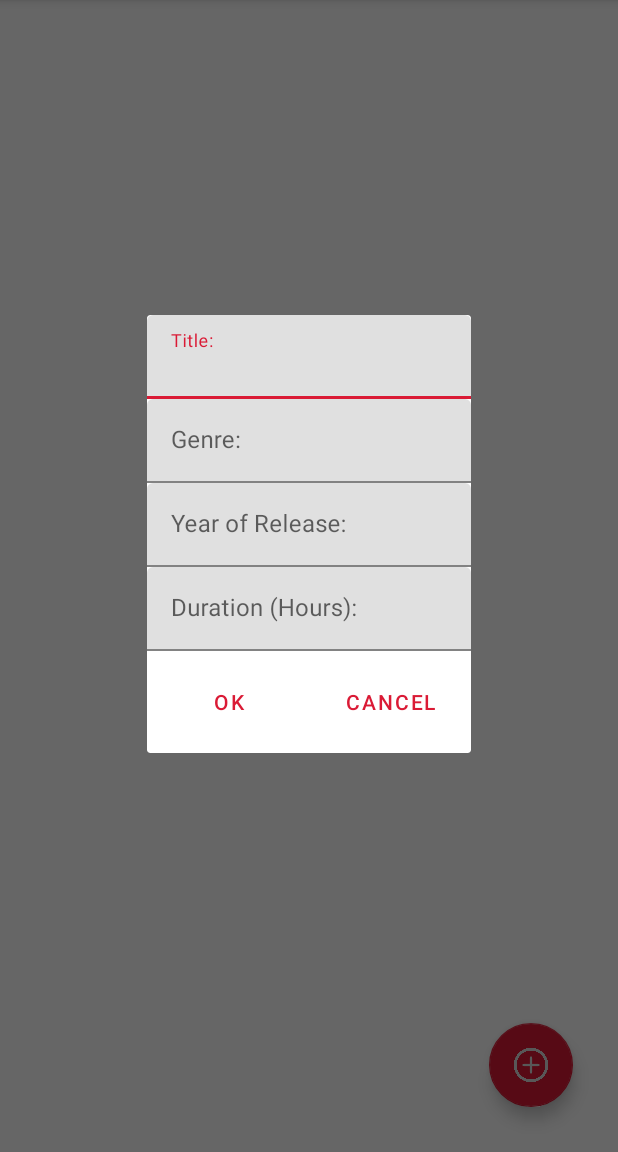
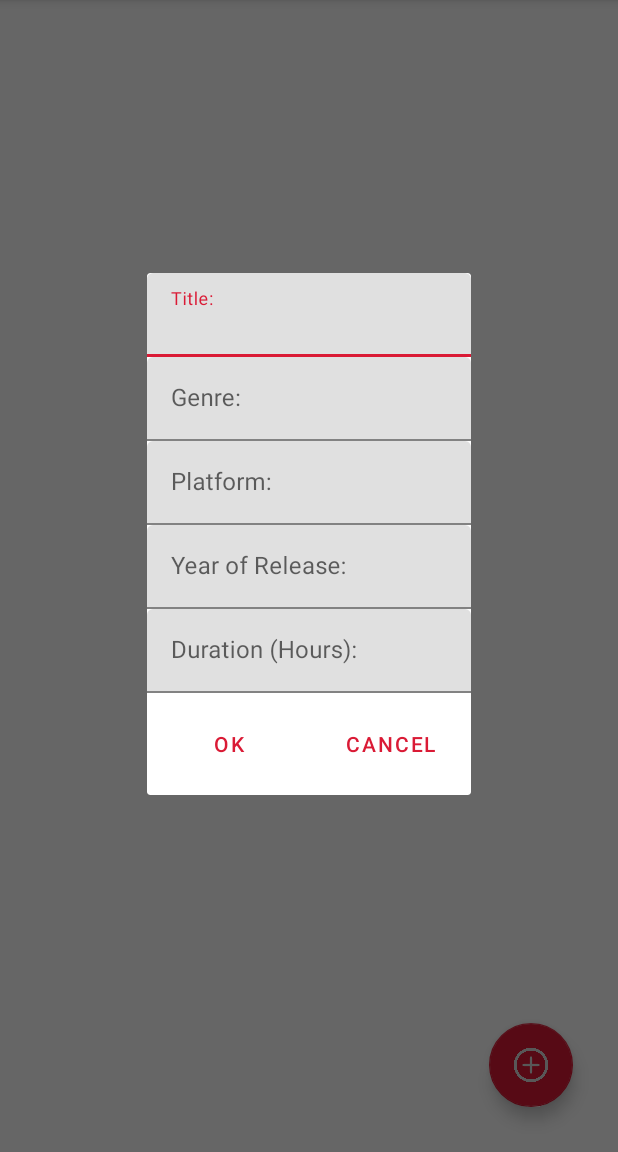
Before and after one commit to StratosMylonas/Backlogger, an Android app: the screen it shows after launch (MainActivity), after a tap on "Add Button", on a phone screen of 412 x 824 dp, the part 84-1236 px from its top. Run offline under Robolectric (Android 15) with nearby library versions, the phone set to English and light mode, and no system bars.

Commit message:
working on add new video game

```diff
--- a/app/src/main/java/com/stratos/backlogger/DatabaseManager.java
+++ b/app/src/main/java/com/stratos/backlogger/DatabaseManager.java
@@ -15,12 +15,12 @@ public class DatabaseManager extends SQLiteOpenHelper {
     public static final String TABLE_MOVIES = "movies";
 
     public DatabaseManager(Context context) {
-        super(context, DATABASE_NAME, null, 4);
+        super(context, DATABASE_NAME, null, 6);
     }
 
     @Override
     public void onCreate(SQLiteDatabase db) {
-        db.execSQL("create table " + TABLE_VIDEO_GAMES + " (id integer primary key autoincrement, name text, genre text, platform text, yearOfRelease integer, durationHours integer)");
+        db.execSQL("create table " + TABLE_VIDEO_GAMES + " (id integer primary key autoincrement, title text, genre text, platform text, yearOfRelease integer, durationHours integer)");
         db.execSQL("create table " + TABLE_TV_SERIES + " (id integer primary key autoincrement, name text, genre text, yearsRunning text, amountOfEpisodes integer)");
         db.execSQL("create table " + TABLE_MOVIES + " (id integer primary key autoincrement, name text, genre text, yearOfRealease integer, durationMinutes integer)");
     }
--- a/app/src/main/java/com/stratos/backlogger/MainActivity.java
+++ b/app/src/main/java/com/stratos/backlogger/MainActivity.java
@@ -1,19 +1,14 @@
 package com.stratos.backlogger;
-
-import androidx.appcompat.app.AlertDialog;
-import androidx.appcompat.app.AppCompatActivity;
 
 import android.app.Dialog;
 import android.database.Cursor;
-import android.icu.text.CaseMap;
 import android.os.Bundle;
 import android.view.View;
-import android.view.Window;
 import android.widget.Button;
-import android.widget.EditText;
 import android.widget.ListView;
-import android.widget.TextView;
 import android.widget.Toast;
+
+import androidx.appcompat.app.AppCompatActivity;
 
 import com.google.android.material.floatingactionbutton.FloatingActionButton;
 import com.google.android.material.textfield.TextInputEditText;
@@ -37,9 +32,7 @@ public class MainActivity extends AppCompatActivity {
         setContentView(R.layout.activity_main);
 
         db = new DatabaseManager(this);
-        ArrayList<String> mainTitle = get_col(2);
-        ArrayList<String> subTitle = get_col(3);
-        ArrayList<Integer> imgId = null;
+        ArrayList<VideoGame> videoGames = get_videoGames();
 
         FloatingActionButton addBtn = findViewById(R.id.addBtn);
         addBtn.setOnClickListener((View.OnClickListener) view -> {
@@ -50,28 +43,41 @@ public class MainActivity extends AppCompatActivity {
 
             TextInputEditText name = addGame.findViewById(R.id.add_game_title);
             TextInputEditText genre = addGame.findViewById(R.id.add_game_genre);
+            TextInputEditText platform = addGame.findViewById(R.id.add_game_platform);
             TextInputEditText yearOfRelease = addGame.findViewById(R.id.add_game_release_year);
             TextInputEditText durationHours = addGame.findViewById(R.id.add_game_duration_hours);
             Button btnOk = addGame.findViewById(R.id.add_game_btn_ok);
             Button btnCancel = addGame.findViewById(R.id.add_game_btn_cancel);
 
             btnOk.setOnClickListener(view12 -> {
-                String nameStr, genreStr, yearOfReleaseStr, durationHoursStr;
+                VideoGame videoGame;
+                String nameStr, genreStr, platformStr, yearOfReleaseStr, durationHoursStr;
                 int yearOfReleaseInt, durationHoursInt;
 
                 nameStr = Objects.requireNonNull(name.getText()).toString();
                 genreStr = Objects.requireNonNull(genre.getText()).toString();
+                platformStr = Objects.requireNonNull(platform.getText()).toString();
                 yearOfReleaseStr = Objects.requireNonNull(yearOfRelease.getText()).toString();
                 durationHoursStr = Objects.requireNonNull(durationHours.getText()).toString();
+
+                yearOfReleaseInt = Integer.parseInt(yearOfReleaseStr);
+                durationHoursInt = Integer.parseInt(durationHoursStr);
+
+                videoGame = new VideoGame(nameStr, genreStr, platformStr, yearOfReleaseInt, durationHoursInt);
 
                 if (nameStr.matches("") || genreStr.matches("") || yearOfReleaseStr.matches("") || durationHoursStr.matches("")) {
                     Toast toast = Toast.makeText(MainActivity.this, "Please fulfill all fields", Toast.LENGTH_SHORT);
                     toast.show();
                 } else {
-                    yearOfReleaseInt = Integer.parseInt(yearOfReleaseStr);
-                    durationHoursInt = Integer.parseInt(durationHoursStr);
-
-                    db.insertVideoGames(nameStr, genreStr, yearOfReleaseInt, durationHoursInt);
+                    boolean ret = db.insertVideoGames(videoGame);
+                    if (ret){
+                        Toast toast = Toast.makeText(MainActivity.this, "Added new game", Toast.LENGTH_SHORT);
+                        toast.show();
+                    }
+                    else{
+                        Toast toast = Toast.makeText(MainActivity.this, "Error adding game. Please try again", Toast.LENGTH_SHORT);
+                        toast.show();
+                    }
 
                     finish();
                     startActivity(getIntent());
@@ -82,42 +88,43 @@ public class MainActivity extends AppCompatActivity {
             btnCancel.setOnClickListener(view1 -> addGame.dismiss());
         });
 
-        if (mainTitle != null) {
+        if (videoGames.size() != 0) {
+            ArrayList<String> mainTitle = null, subTitle = null;
+            ArrayList<Integer> imgId = null;
+            for (int i=0; i<videoGames.size(); i++){
+                mainTitle.add("str");
+                subTitle.add("myl");
+                imgId.add(R.drawable.generic_video_game);
+            }
             CustomListAdapter adapter = new CustomListAdapter(this, mainTitle, subTitle, imgId);
             listView = findViewById(R.id.list);
             listView.setAdapter(adapter);
         }
     }
 
-    protected ArrayList<String> get_col(int col) {
-        //   arrayList = new ArrayList<String>();
-        ArrayList<String> data = null;
+    protected ArrayList<VideoGame> get_videoGames() {
+        // on below line we are creating a
+        // database for reading our database.
 
-        Cursor res = db.getAllVideoGames();
-        TextView emptyPromptTxt = findViewById(R.id.emptyPromptTxt);
-        if (res.getCount() == 0) {
-            // show message
-            emptyPromptTxt.setVisibility(View.VISIBLE);
-            return null;
-        } else {
-            emptyPromptTxt.setVisibility(View.INVISIBLE);
-        }
+        // on below line we are creating a new array list.
+        ArrayList<VideoGame> videoGames = new ArrayList<>();
+        Cursor cursor = db.getAllVideoGames();
 
-        while (res.moveToNext()) {
-            data.add(res.getString(col));
-        }
-
-        if (res.moveToFirst()) {
+        // moving our cursor to first position.
+        if (cursor.moveToFirst()) {
             do {
                 // on below line we are adding the data from cursor to our array list.
-                data.add(new CourseModal(cursorCourses.getString(1),
-                        cursorCourses.getString(4),
-                        cursorCourses.getString(2),
-                        cursorCourses.getString(3)));
-            } while (cursorCourses.moveToNext());
+                videoGames.add(new VideoGame(cursor.getString(1),
+                        cursor.getString(2),
+                        cursor.getString(3),
+                        Integer.parseInt(cursor.getString(4)),
+                        Integer.parseInt(cursor.getString(5))));
+            } while (cursor.moveToNext());
             // moving our cursor to next.
         }
-
-        return data;
+        // at last closing our cursor
+        // and returning our array list.
+        cursor.close();
+        return videoGames;
     }
 }
--- a/app/src/main/res/layout/add_game.xml
+++ b/app/src/main/res/layout/add_game.xml
@@ -26,6 +26,18 @@
             android:layout_width="match_parent"
             android:layout_height="wrap_content"
             android:hint="@string/add_game_genre"/>
+
+    </com.google.android.material.textfield.TextInputLayout>
+
+    <com.google.android.material.textfield.TextInputLayout
+        android:layout_width="match_parent"
+        android:layout_height="wrap_content">
+
+        <com.google.android.material.textfield.TextInputEditText
+            android:id="@+id/add_game_platform"
+            android:layout_width="match_parent"
+            android:layout_height="wrap_content"
+            android:hint="@string/add_game_platform"/>
 
     </com.google.android.material.textfield.TextInputLayout>
 
--- a/app/src/main/res/values/strings.xml
+++ b/app/src/main/res/values/strings.xml
@@ -13,6 +13,7 @@
     <!--    Add Game    -->
     <string name="add_game_title">Title: </string>
     <string name="add_game_genre">Genre: </string>
+    <string name="add_game_platform">Platform: </string>
     <string name="add_game_release_year">Year of Release: </string>
     <string name="add_game_duration_hours">Duration (Hours): </string>
     <string name="add_game_btn_ok">OK</string>
```
